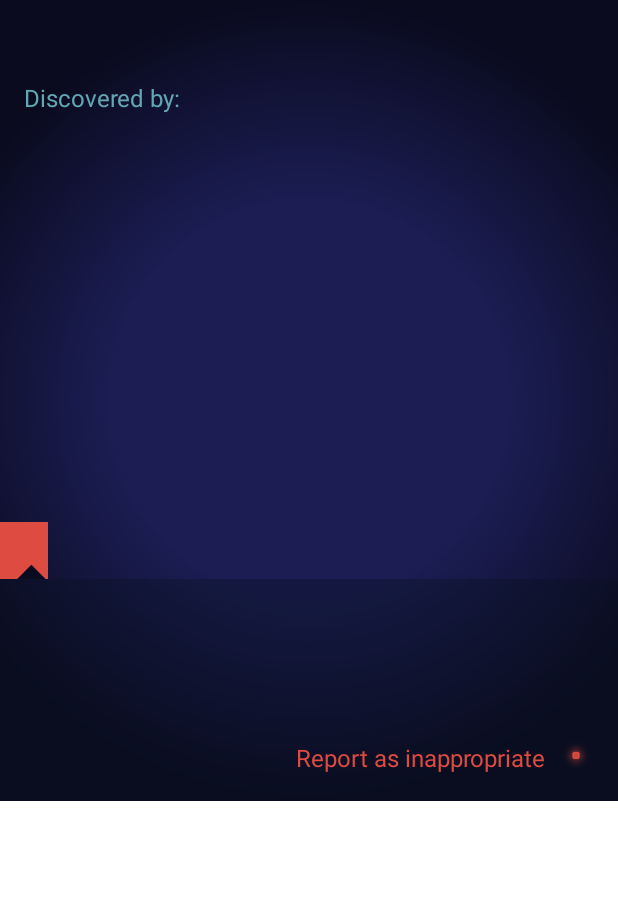
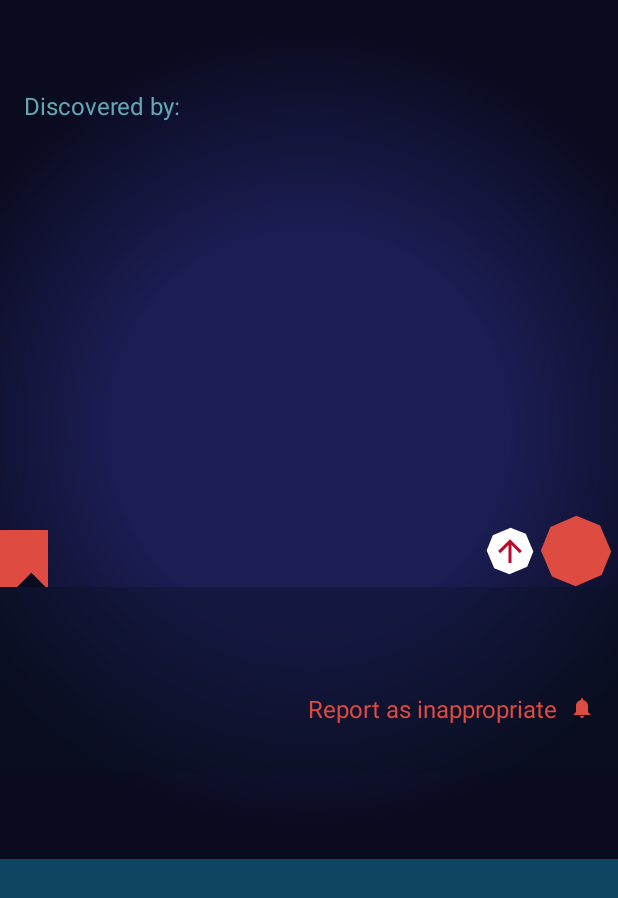
Before and after one commit to jacewardell/NoMansSkyJournal, an Android app: the layout activity_view_discovery.xml on its own in the app's theme, with its tools: preview values and no code run, on a phone screen of 412 x 824 dp. Shown: the top 898 px of the screen. Run offline under Robolectric (Android 15) with nearby library versions, the phone set to English and light mode, and no system bars.

Commit message:
Adds needed icons. More work on the discovery detail view. Fixes the coordinator layout. Adds the 'upvote' btn and custom octagon background.

```diff
--- a/app/src/main/java/com/sadostrich/nomansskyjournal/Views/DiscoveryDetailView.java
+++ b/app/src/main/java/com/sadostrich/nomansskyjournal/Views/DiscoveryDetailView.java
@@ -6,6 +6,7 @@ import android.graphics.drawable.Drawable;
 import android.support.annotation.NonNull;
 import android.support.annotation.Nullable;
 import android.support.v4.view.ViewPager;
+import android.text.Html;
 import android.util.AttributeSet;
 import android.util.Log;
 import android.view.LayoutInflater;
@@ -48,8 +49,8 @@ public class DiscoveryDetailView extends RelativeLayout implements View.OnClickL
 	private static final String TAG = "DiscoveryDetailView";
 
 	private RelativeLayout mLayout;
-	private TextView mTvName, mTvUser, mTvType, mTvTime, mTvNumViews, mTvDesc, mTvCaption,
-			mTvBtnReport;
+	private TextView mTvName, mTvUser, mTvType, mTvTime, mTvNumViews, mTvNumVotes,
+			mTvDesc, mTvBtnReport;
 	private ViewPager mViewPager;
 	private CirclePageIndicator mPageIndicator;
 	private DynamicLinearLayout mDyLayoutTags;
@@ -90,8 +91,8 @@ public class DiscoveryDetailView extends RelativeLayout implements View.OnClickL
 		mTvType = (TextView) mLayout.findViewById(R.id.tv_type);
 		mTvTime = (TextView) mLayout.findViewById(R.id.tv_time);
 		mTvNumViews = (TextView) mLayout.findViewById(R.id.tv_num_views);
+		mTvNumVotes = (TextView) mLayout.findViewById(R.id.tv_num_votes);
 		mTvDesc = (TextView) mLayout.findViewById(R.id.tv_discovery_desc);
-		mTvCaption = (TextView) mLayout.findViewById(R.id.tv_discovery_caption);
 		mTvBtnReport = (TextView) mLayout.findViewById(R.id.tv_btn_report);
 		mViewPager = (ViewPager) mLayout.findViewById(R.id.view_pager_images);
 		mPageIndicator = (CirclePageIndicator) mLayout
@@ -102,14 +103,13 @@ public class DiscoveryDetailView extends RelativeLayout implements View.OnClickL
 
 	private void setClickListeners() {
 		mTvUser.setOnClickListener(this);
-		// TODO click listener for up vote!
+		mLayout.findViewById(R.id.layout_btn_up_vote).setOnClickListener(this);
 		mTvBtnReport.setOnClickListener(this);
 	}
 
 	private void setIconsToViews(Context context) {
-		// TODO bell icon for the report btn
-		Drawable icon = IconUtil.getIcon(context, android.R.drawable.alert_dark_frame,
-				R.color.accent, R.dimen.d24);
+		Drawable icon = IconUtil.getIconWithTintList(context, R.drawable.ic_bell,
+				R.dimen.d16, R.color.color_state_accent_to_light, R.color.accent);
 		mTvBtnReport.setCompoundDrawables(null, null, icon, null);
 	}
 
@@ -139,6 +139,7 @@ public class DiscoveryDetailView extends RelativeLayout implements View.OnClickL
 		}
 	}
 
+	@SuppressWarnings("deprecation")
 	private void setDiscoveryType() {
 		int colorRes = 0;
 		int imageRes = 0;
@@ -186,7 +187,7 @@ public class DiscoveryDetailView extends RelativeLayout implements View.OnClickL
 		}
 
 		// Type name
-		mTvType.setText(mDiscovery.getType());
+		mTvType.setText(mDiscovery.getType().toUpperCase());
 
 		// Type color
 		if (colorRes == 0) {
@@ -197,7 +198,7 @@ public class DiscoveryDetailView extends RelativeLayout implements View.OnClickL
 		// Type icon
 		if (imageRes != 0) {
 			Drawable icon = IconUtil.getIcon(getContext(), imageRes, R.color.text_icons,
-					R.dimen.d24);
+					R.dimen.d20);
 			mTvType.setCompoundDrawables(icon, null, null, null);
 		}
 	}
@@ -233,7 +234,9 @@ public class DiscoveryDetailView extends RelativeLayout implements View.OnClickL
 		setDiscoveryType();
 
 		// TODO Time since added (amount of time elapsed since now)
-		mTvTime.setText(mDiscovery.getDiscoveredAt());
+		// Format: "2016-08-02T01:23:37.866"
+		// mTvTime.setText(mDiscovery.getDiscoveredAt());
+		mTvTime.setVisibility(View.GONE);
 
 		// Number of views
 		String numViews = getContext().getResources().getString(R.string.views)
@@ -241,7 +244,8 @@ public class DiscoveryDetailView extends RelativeLayout implements View.OnClickL
 		numViews = String.valueOf(mDiscovery.getViews()) + " " + numViews;
 		mTvNumViews.setText(numViews);
 
-		// TODO Number of up votes
+		// Number of up votes
+		mTvNumVotes.setText(String.valueOf(mDiscovery.getScore()));
 
 		// Images
 		setupViewPager();
@@ -250,10 +254,10 @@ public class DiscoveryDetailView extends RelativeLayout implements View.OnClickL
 		setupTagViews();
 
 		// Description
-		mTvDesc.setText(mDiscovery.getDescription());
-
-		// TODO Caption?
-		mTvCaption.setVisibility(View.GONE);
+		String desc = mDiscovery.getDescription();
+		if (desc != null && !desc.isEmpty()) {
+			mTvDesc.setText(Html.fromHtml(desc));
+		}
 	}
 
 	//////////////////////////////////////////////////////////////////
@@ -282,14 +286,14 @@ public class DiscoveryDetailView extends RelativeLayout implements View.OnClickL
 
 		switch (v.getId()) {
 		case R.id.tv_discovered_by_user:
-			Log.i(TAG, "User name clicked!");
 			mListener.onUserClicked(mDiscovery.getUser());
 			break;
 
-		// TODO click listener to up vote!
+		case R.id.layout_btn_up_vote:
+			mListener.onUpVoteClicked(mDiscovery);
+			break;
 
 		case R.id.tv_btn_report:
-			Log.i(TAG, "Report Inappropriate clicked!");
 			mListener.onReportInappropriate(mDiscovery);
 			break;
 		}
@@ -301,8 +305,6 @@ public class DiscoveryDetailView extends RelativeLayout implements View.OnClickL
 
 	@Override
 	public void onItemClick(String imageUrl, int position, Bitmap image) {
-		Log.i(TAG, "@ discovery image clicked with URL: " + imageUrl);
-
 		if (mListener != null) {
 			mListener.onImageClicked(image);
 
--- /dev/null
+++ b/app/src/main/java/com/sadostrich/nomansskyjournal/Views/OctagonLayout.java
@@ -0,0 +1,122 @@
+package com.sadostrich.nomansskyjournal.Views;
+
+import android.content.Context;
+import android.content.res.TypedArray;
+import android.graphics.Canvas;
+import android.graphics.Path;
+import android.graphics.RectF;
+import android.util.AttributeSet;
+import android.widget.RelativeLayout;
+
+import com.sadostrich.nomansskyjournal.R;
+
+/**
+ * Layout that draws an Octagonal background.
+ *
+ * <p/>
+ * Created by Jacobus LaFazia on 8/5/2016.
+ */
+public class OctagonLayout extends RelativeLayout {
+
+	private AttributeSet mAttributes;
+	private final RectF mCanvasBounds = new RectF(0, 0, 0, 0);
+	private Path mClipPath;
+	private Path mOctPath;
+	private int mColor;
+
+	public OctagonLayout(Context context) {
+		super(context);
+		init(context);
+	}
+
+	public OctagonLayout(Context context, AttributeSet attrs) {
+		super(context, attrs);
+		mAttributes = attrs;
+		init(context);
+	}
+
+	public OctagonLayout(Context context, AttributeSet attrs, int defStyle) {
+		super(context, attrs, defStyle);
+		mAttributes = attrs;
+		init(context);
+	}
+
+	@SuppressWarnings("deprecation")
+	private void init(Context context) {
+		if (mAttributes != null) {
+			TypedArray a = context.obtainStyledAttributes(mAttributes,
+					R.styleable.OctagonLayout, 0, 0);
+			// Get desired octagon color
+			mColor = a.getColor(R.styleable.OctagonLayout_octagon_color,
+					context.getResources().getColor(R.color.accent));
+
+			a.recycle();
+
+		} else {
+			mColor = context.getResources().getColor(R.color.accent);
+		}
+
+		mClipPath = new Path();
+		mOctPath = new Path();
+	}
+
+	@Override
+	protected void onSizeChanged(int w, int h, int oldw, int oldh) {
+		super.onSizeChanged(w, h, oldw, oldh);
+		resetCanvasBounds(w, h);
+	}
+
+	/**
+	 * Resets the bounds of the main canvas back to original size.
+	 *
+	 * @param canvasWidth
+	 *            The width the canvas should be
+	 * @param canvasHeight
+	 *            The height the canvas should be
+	 */
+	private void resetCanvasBounds(float canvasWidth, float canvasHeight) {
+		mCanvasBounds.set(getPaddingLeft(), getPaddingTop(),
+				canvasWidth - getPaddingRight(), canvasHeight - getPaddingBottom());
+	}
+
+	@Override
+	protected void onDraw(Canvas canvas) {
+		canvas.rotate(22.0f, mCanvasBounds.centerX(), mCanvasBounds.centerY());
+		mClipPath.addPath(Octagon());
+		canvas.clipPath(mClipPath);
+		canvas.rotate(-22.0f, mCanvasBounds.centerX(), mCanvasBounds.centerY());
+		canvas.drawColor(mColor);
+
+		super.onDraw(canvas);
+	}
+
+	private Path Octagon() {
+		float midX = getWidth() / 2;
+		float midY = getHeight() / 2;
+		mOctPath.moveTo(midX, midY);
+		// mOctPath.lineTo(midX + 300, midY + 120);
+		// mOctPath.lineTo(midX + 120, midY + 300);
+		// mOctPath.lineTo(midX - 120, midY + 300);
+		// mOctPath.lineTo(midX - 300, midY + 120);
+		// mOctPath.lineTo(midX - 300, midY - 120);
+		// mOctPath.lineTo(midX - 120, midY - 300);
+		// mOctPath.lineTo(midX + 120, midY - 300);
+		// mOctPath.lineTo(midX + 300, midY - 120);
+		// mOctPath.lineTo(midX + 300, midY + 120);
+
+		float large = (getWidth() / 2) * 0.91f;
+		float small = (getWidth() / 5) * 0.91f;
+		mOctPath.lineTo(midX + large, midY + small);
+		mOctPath.lineTo(midX + small, midY + large);
+		mOctPath.lineTo(midX - small, midY + large);
+		mOctPath.lineTo(midX - large, midY + small);
+		mOctPath.lineTo(midX - large, midY - small);
+		mOctPath.lineTo(midX - small, midY - large);
+		mOctPath.lineTo(midX + small, midY - large);
+		mOctPath.lineTo(midX + large, midY - small);
+		mOctPath.lineTo(midX + large, midY + small);
+
+		return mOctPath;
+	}
+
+}
--- /dev/null
+++ b/app/src/main/res/color/color_state_red_to_white.xml
@@ -0,0 +1,15 @@
+<?xml version="1.0" encoding="utf-8"?>
+<selector xmlns:android="http://schemas.android.com/apk/res/android">
+
+	<!-- Disabled -->
+	<item android:color="@color/item_red" android:state_enabled="false"/>
+	<!-- Pressed -->
+	<item android:color="@color/text_icons" android:state_enabled="true"
+		  android:state_pressed="true"/>
+	<!-- Focused -->
+	<item android:color="@color/item_red" android:state_enabled="true"
+		  android:state_focused="true"/>
+	<!-- Enabled -->
+	<item android:color="@color/item_red" android:state_enabled="true"/>
+
+</selector>
--- /dev/null
+++ b/app/src/main/res/drawable/ic_arrow_up.xml
@@ -0,0 +1,9 @@
+<vector xmlns:android="http://schemas.android.com/apk/res/android"
+		android:width="24dp"
+		android:height="24dp"
+		android:viewportHeight="24"
+		android:viewportWidth="24">
+	<path
+		android:fillColor="#000"
+		android:pathData="M13,20H11V8L5.5,13.5L4.08,12.08L12,4.16L19.92,12.08L18.5,13.5L13,8V20Z"/>
+</vector>
--- /dev/null
+++ b/app/src/main/res/drawable/ic_bell.xml
@@ -0,0 +1,9 @@
+<vector xmlns:android="http://schemas.android.com/apk/res/android"
+		android:width="24dp"
+		android:height="24dp"
+		android:viewportHeight="24"
+		android:viewportWidth="24">
+	<path
+		android:fillColor="#000"
+		android:pathData="M14,20A2,2 0 0,1 12,22A2,2 0 0,1 10,20H14M12,2A1,1 0 0,1 13,3V4.08C15.84,4.56 18,7.03 18,10V16L21,19H3L6,16V10C6,7.03 8.16,4.56 11,4.08V3A1,1 0 0,1 12,2Z"/>
+</vector>
--- a/app/src/main/res/layout/activity_view_discovery.xml
+++ b/app/src/main/res/layout/activity_view_discovery.xml
@@ -19,7 +19,7 @@
 			android:layout_width="match_parent"
 			android:layout_height="match_parent"
 			app:collapsedTitleTextAppearance="@style/TextAppearance.CollapsingToolbar.Title.Collapsed"
-			app:contentScrim="@color/normal_background"
+			app:contentScrim="@color/primary"
 			app:expandedTitleTextAppearance="@style/TextAppearance.CollapsingToolbar.Title.Expanded"
 			app:layout_scrollFlags="scroll|exitUntilCollapsed">
 
@@ -29,7 +29,7 @@
 				android:layout_height="wrap_content"
 				android:layout_gravity="top"
 				android:minHeight="0dp"
-				app:layout_collapseMode="parallax"
+				app:layout_collapseMode="none"
 				app:layout_scrollFlags="scroll|enterAlways|enterAlwaysCollapsed"/>
 
 			<android.support.v7.widget.Toolbar
@@ -45,7 +45,7 @@
 		android:id="@+id/rv_comments"
 		android:layout_width="match_parent"
 		android:layout_height="match_parent"
-		android:background="@color/normal_background"
+		android:background="@color/primary"
 		android:clipToPadding="false"
 		app:layout_behavior="@string/appbar_scrolling_view_behavior"/>
 </android.support.design.widget.CoordinatorLayout>
--- a/app/src/main/res/layout/view_discovery_detail.xml
+++ b/app/src/main/res/layout/view_discovery_detail.xml
@@ -2,10 +2,12 @@
 <RelativeLayout
 	android:id="@+id/layout_root_discovery_detail"
 	android:layout_width="match_parent"
-	android:layout_height="match_parent"
+	android:layout_height="wrap_content"
 	xmlns:android="http://schemas.android.com/apk/res/android"
+	xmlns:app="http://schemas.android.com/apk/res-auto"
 	xmlns:tools="http://schemas.android.com/tools"
-	android:background="@drawable/bg_primary_gradient">
+	android:background="@drawable/bg_primary_gradient"
+	android:paddingBottom="?attr/actionBarSize">
 
 	<TextView
 		android:id="@+id/tv_discovery_name"
@@ -16,7 +18,7 @@
 		android:ellipsize="end"
 		android:maxLines="2"
 		android:textColor="@color/text_gray"
-		android:textSize="16sp"
+		android:textSize="20sp"
 		tools:text="BLOBULUS ARTIMITUS"/>
 
 	<TextView
@@ -78,7 +80,7 @@
 		android:paddingEnd="@dimen/d16"
 		android:paddingStart="@dimen/d16"
 		android:paddingTop="@dimen/d8"
-		android:textColor="@color/text_gray"
+		android:textColor="@color/text_icons"
 		android:textSize="16sp"
 		tools:text="FAUNA"/>
 
@@ -87,7 +89,7 @@
 		android:layout_width="wrap_content"
 		android:layout_height="wrap_content"
 		android:layout_alignBottom="@+id/tv_type"
-		android:layout_marginEnd="@dimen/d16"
+		android:layout_marginEnd="@dimen/d8"
 		android:layout_toEndOf="@+id/tv_type"
 		android:drawablePadding="@dimen/d8"
 		android:maxLines="1"
@@ -116,6 +118,50 @@
 		android:textSize="16sp"
 		tools:text="104 VIEWS"/>
 
+	<com.sadostrich.nomansskyjournal.Views.OctagonLayout
+		android:id="@+id/layout_num_up_votes"
+		android:layout_width="@dimen/d48"
+		android:layout_height="@dimen/d48"
+		android:layout_alignBottom="@+id/tv_type"
+		android:layout_alignParentEnd="true"
+		android:layout_marginEnd="@dimen/d4"
+		android:background="#00000000">
+
+		<TextView
+			android:id="@+id/tv_num_votes"
+			android:layout_width="wrap_content"
+			android:layout_height="wrap_content"
+			android:layout_centerInParent="true"
+			android:gravity="center"
+			android:maxLines="1"
+			android:textColor="@color/text_icons"
+			android:textSize="16sp"
+			tools:text="23"/>
+	</com.sadostrich.nomansskyjournal.Views.OctagonLayout>
+
+	<com.sadostrich.nomansskyjournal.Views.OctagonLayout
+		android:id="@+id/layout_btn_up_vote"
+		android:layout_width="@dimen/d32"
+		android:layout_height="@dimen/d32"
+		android:layout_alignBottom="@+id/tv_type"
+		android:layout_marginBottom="@dimen/d8"
+		android:layout_marginEnd="@dimen/d4"
+		android:layout_toStartOf="@+id/layout_num_up_votes"
+		android:background="#00000000"
+		android:clickable="true"
+		app:octagon_color="@color/text_icons">
+
+		<!-- TODO set icon color state list -->
+		<ImageView
+			android:id="@+id/iv_arrow_up"
+			android:layout_width="@dimen/d24"
+			android:layout_height="@dimen/d24"
+			android:layout_centerInParent="true"
+			android:contentDescription="@string/cont_desc_up_vote_discovery"
+			android:src="@drawable/ic_arrow_up"
+			android:tint="@color/item_red"/>
+	</com.sadostrich.nomansskyjournal.Views.OctagonLayout>
+
 	<RelativeLayout
 		android:id="@+id/layout_discovery_details"
 		android:layout_width="match_parent"
@@ -141,25 +187,23 @@
 			tools:text="The rare and mythical Blobulus Aritimitus. Blob for short. Legend says it has the power to eat anything in its path and sucks the living matter from any living creature which then he adds to his size. The more he eats the bigger he gets."/>
 
 		<TextView
-			android:id="@+id/tv_discovery_caption"
-			android:layout_width="match_parent"
-			android:layout_height="wrap_content"
-			android:layout_below="@+id/tv_discovery_desc"
-			android:layout_marginTop="@dimen/d16"
-			android:textColor="@color/text_gray"
-			android:textSize="16sp"
-			tools:text="Blob is love. Blob is life."/>
-
-		<TextView
 			android:id="@+id/tv_btn_report"
 			android:layout_width="wrap_content"
 			android:layout_height="wrap_content"
 			android:layout_alignParentEnd="true"
-			android:layout_below="@+id/tv_discovery_caption"
+			android:layout_below="@+id/tv_discovery_desc"
+			android:layout_marginBottom="@dimen/d16"
 			android:layout_marginTop="@dimen/d16"
 			android:drawablePadding="@dimen/d8"
 			android:text="@string/report_as_inappropriate"
 			android:textColor="@color/color_state_accent_to_light"
 			android:textSize="16sp"/>
 	</RelativeLayout>
+
+	<View
+		android:id="@+id/divider_h_bottom"
+		android:layout_width="match_parent"
+		android:layout_height="@dimen/d1"
+		android:layout_below="@+id/layout_discovery_details"
+		android:background="@android:color/transparent"/>
 </RelativeLayout>
--- a/app/src/main/res/values/attrs.xml
+++ b/app/src/main/res/values/attrs.xml
@@ -45,4 +45,12 @@
 		<attr name="android:background"/>
 	</declare-styleable>
 
+
+	<!--||||||||||||||||||||||||||||||||||||||
+	|||||       Octagon Layout Attrs     |||||
+	|||||||||||||||||||||||||||||||||||||| -->
+	<declare-styleable name="OctagonLayout">
+		<attr name="octagon_color" format="color"/>
+	</declare-styleable>
+
 </resources>
--- a/app/src/main/res/values/dimens.xml
+++ b/app/src/main/res/values/dimens.xml
@@ -13,6 +13,7 @@
 	<dimen name="d5">5dp</dimen>
 	<dimen name="d8">8dp</dimen>
 	<dimen name="d16">16dp</dimen>
+	<dimen name="d20">20dp</dimen>
 	<dimen name="d24">24dp</dimen>
 	<dimen name="d32">32dp</dimen>
 	<dimen name="d48">48dp</dimen>
--- a/app/src/main/res/values/strings.xml
+++ b/app/src/main/res/values/strings.xml
@@ -54,6 +54,7 @@
 	<!-- Content Descriptions -->
 	<string name="drawer_open">open drawer</string>
 	<string name="drawer_close">close drawer</string>
+	<string name="cont_desc_up_vote_discovery">upvote this discovery</string>
 
 	<!-- Strings related to login -->
 	<string name="prompt_email">Email</string>
--- a/app/src/main/res/values/styles.xml
+++ b/app/src/main/res/values/styles.xml
@@ -24,13 +24,13 @@
 	<style name="TextAppearance.CollapsingToolbar.Title.Collapsed"
 		   parent="android:TextAppearance.DeviceDefault.Small">
 		<item name="android:textSize">16sp</item>
-		<item name="android:textColor">@color/primary</item>
+		<item name="android:textColor">@android:color/white</item>
 	</style>
 
 	<style name="TextAppearance.CollapsingToolbar.Title.Expanded"
 		   parent="android:TextAppearance.DeviceDefault.Small">
 		<item name="android:textSize">16sp</item>
-		<item name="android:textColor">@android:color/transparent</item>
+		<item name="android:textColor">@android:color/white</item>
 	</style>
 
 
```
